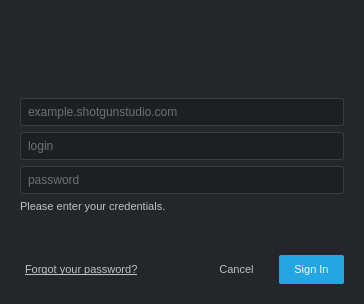
Old version of the form python/tank_vendor/shotgun_authentication/resources/login_dialog.ui in the repository shotgunsoftware/tk-core.
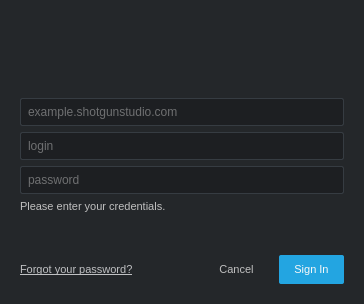
New version of the form. Icons and pictures are not drawn. Custom widgets are drawn as their Qt base class.

Commit message: Last minute 2fa tweaks - aligns user prompt with Reset your password. - fixes test_focus unit test

Patch:
```diff
--- a/python/tank_vendor/shotgun_authentication/resources/login_dialog.ui
+++ b/python/tank_vendor/shotgun_authentication/resources/login_dialog.ui
@@ -217,15 +217,10 @@
           <number>10</number>
          </property>
          <property name="leftMargin">
-          <number>5</number>
+          <number>0</number>
          </property>
          <item>
-          <widget class="QLabel" name="label_5">
-           <property name="font">
-            <font>
-             <pointsize>-1</pointsize>
-            </font>
-           </property>
+          <widget class="QLabel" name="forgot_password_link">
            <property name="cursor">
             <cursorShape>PointingHandCursor</cursorShape>
            </property>
@@ -241,6 +236,9 @@
            <property name="textFormat">
             <enum>Qt::RichText</enum>
            </property>
+           <property name="margin">
+            <number>4</number>
+           </property>
            <property name="openExternalLinks">
             <bool>true</bool>
            </property>
```
Left out of the diff: 4 changed lines with no effect on the pictures. The commit also changes 2 other files.
